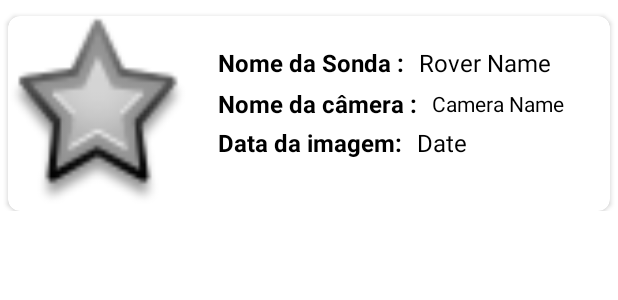
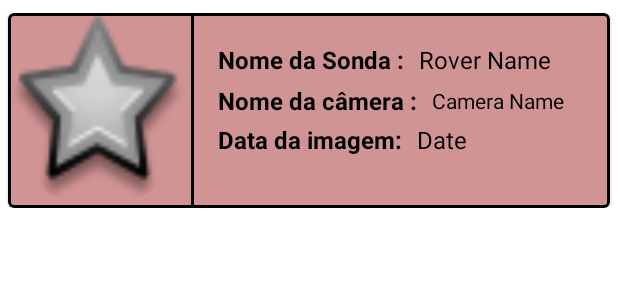
Before and after one commit to esterbyte/esterTrinityApp, an Android app: the layout list_item.xml on its own in the app's theme, with its tools: preview values and no code run, on a phone screen of 412 x 824 dp. Shown: the top 300 px of the screen. Run offline under Robolectric (Android 15) with nearby library versions, the light colour scheme and no system bars.

Commit message:
second commit

```diff
--- a/app/src/main/java/com/ester/esterTrinityApp/TrinityApplication.kt
+++ b/app/src/main/java/com/ester/esterTrinityApp/TrinityApplication.kt
@@ -1,9 +1,9 @@
 package com.ester.esterTrinityApp
 
 import android.app.Application
-import com.ester.esterTrinityApp.di.modules.AppModule
-import com.ester.esterTrinityApp.di.modules.NetworkModule
-import com.ester.esterTrinityApp.di.modules.dbModule
+import com.ester.esterTrinityApp.di.dependencyInjection.AppModule
+import com.ester.esterTrinityApp.di.dependencyInjection.NetworkModule
+import com.ester.esterTrinityApp.di.dependencyInjection.dbModule
 import org.koin.android.ext.koin.androidContext
 import org.koin.android.ext.koin.androidLogger
 import org.koin.core.context.startKoin
--- a/app/src/main/java/com/ester/esterTrinityApp/di/modules/AppModule.kt
+++ b/app/src/main/java/com/ester/esterTrinityApp/di/dependencyInjection/AppModule.kt
@@ -1,4 +1,4 @@
-package com.ester.esterTrinityApp.di.modules
+package com.ester.esterTrinityApp.di.dependencyInjection
 
 import com.ester.esterTrinityApp.presentation.RegisterViewModel
 import com.ester.esterTrinityApp.presentation.HomeAdapter
--- a/app/src/main/java/com/ester/esterTrinityApp/di/modules/DbModule.kt
+++ b/app/src/main/java/com/ester/esterTrinityApp/di/dependencyInjection/DbModule.kt
@@ -1,4 +1,4 @@
-package com.ester.esterTrinityApp.di.modules
+package com.ester.esterTrinityApp.di.dependencyInjection
 
 import androidx.room.Room
 import com.ester.esterTrinityApp.data.source.Database
--- a/app/src/main/java/com/ester/esterTrinityApp/di/modules/NetworkModule.kt
+++ b/app/src/main/java/com/ester/esterTrinityApp/di/dependencyInjection/NetworkModule.kt
@@ -1,4 +1,4 @@
-package com.ester.esterTrinityApp.di.modules
+package com.ester.esterTrinityApp.di.dependencyInjection
 
 import com.ester.esterTrinityApp.data.source.Dao
 import com.ester.esterTrinityApp.data.source.ApiService
--- a/app/src/main/res/layout/activity_register.xml
+++ b/app/src/main/res/layout/activity_register.xml
@@ -35,7 +35,7 @@
         app:layout_constraintTop_toBottomOf="@+id/imageViewLogo">
 
         <com.google.android.material.textfield.TextInputEditText
-            android:id="@+id/editTextCadastroEmail"
+            android:id="@+id/campoCadastroEmail"
             android:layout_width="match_parent"
             android:layout_height="match_parent"
             android:background="@color/colorLowOpacity"
@@ -64,7 +64,7 @@
         app:layout_constraintTop_toBottomOf="@+id/textInputLayoutCadastroEmail">
 
         <com.google.android.material.textfield.TextInputEditText
-            android:id="@+id/editTextCadastroSenha"
+            android:id="@+id/campoCadastroSenha"
             android:layout_width="match_parent"
             android:layout_height="match_parent"
             android:background="@color/colorLowOpacity"
@@ -93,7 +93,7 @@
         app:layout_constraintTop_toBottomOf="@+id/textInputLayoutCadastroSenha">
 
         <com.google.android.material.textfield.TextInputEditText
-            android:id="@+id/editTextCadastroConfirmaSenha"
+            android:id="@+id/campoTextoConfirmarSenha"
             android:layout_width="match_parent"
             android:layout_height="match_parent"
             android:background="@color/colorLowOpacity"
--- a/app/src/main/res/layout/list_item.xml
+++ b/app/src/main/res/layout/list_item.xml
@@ -1,24 +1,25 @@
 <?xml version="1.0" encoding="utf-8"?>
-<androidx.constraintlayout.widget.ConstraintLayout
-    xmlns:android="http://schemas.android.com/apk/res/android"
+<androidx.constraintlayout.widget.ConstraintLayout xmlns:android="http://schemas.android.com/apk/res/android"
     xmlns:app="http://schemas.android.com/apk/res-auto"
     xmlns:tools="http://schemas.android.com/tools"
     android:layout_width="match_parent"
     android:layout_height="wrap_content"
-    android:layout_marginTop="5dp">
+    android:layout_marginTop="3dp">
 
-    <androidx.cardview.widget.CardView
-        app:cardCornerRadius="8dp"
-        app:cardMaxElevation="8dp"
+    <com.google.android.material.card.MaterialCardView
+        app:cardMaxElevation="20dp"
         android:layout_width="match_parent"
         android:layout_height="130dp"
+        app:strokeWidth="2dp"
+        app:strokeColor="@color/colorBlack"
         android:layout_marginLeft="10dp"
         android:layout_marginRight="10dp"
         android:layout_margin="5dp"
+        android:backgroundTint="@color/colorAccent"
         android:padding="5dp"
         app:layout_constraintEnd_toEndOf="parent"
         app:layout_constraintStart_toStartOf="parent"
-        app:layout_constraintTop_toTopOf="parent" >
+        app:layout_constraintTop_toTopOf="parent">
 
         <androidx.constraintlayout.widget.ConstraintLayout
             android:layout_width="match_parent"
@@ -44,22 +45,35 @@
                 android:layout_height="wrap_content"
                 android:layout_marginStart="10dp"
                 tools:text="Date"
+                android:singleLine="true"
                 android:textColor="@android:color/black"
                 android:textSize="16sp"
                 app:layout_constraintBottom_toBottomOf="@+id/textView5"
                 app:layout_constraintStart_toEndOf="@+id/textView5"
                 app:layout_constraintTop_toTopOf="@+id/textView5" />
 
-            <ImageView
+
+            <com.google.android.material.imageview.ShapeableImageView
                 android:id="@+id/roverImage"
                 android:layout_width="120dp"
                 android:layout_height="match_parent"
                 android:scaleType="fitXY"
+                app:shapeAppearanceOverlay="@style/roundedImageViewRounded"
                 app:layout_constraintBottom_toBottomOf="parent"
                 app:layout_constraintStart_toStartOf="parent"
                 app:layout_constraintTop_toTopOf="parent"
                 app:srcCompat="@android:drawable/star_big_off"
                 android:contentDescription="@string/photo" />
+
+
+            <View
+                android:layout_width="2dp"
+                android:layout_height="match_parent"
+                android:layout_marginStart="2dp"
+                android:background="@color/colorBlack"
+                app:layout_constraintBottom_toBottomOf="parent"
+                app:layout_constraintStart_toEndOf="@+id/roverImage" />
+
 
             <TextView
                 android:id="@+id/textView"
@@ -112,5 +126,5 @@
                 app:layout_constraintStart_toEndOf="@+id/roverImage"
                 app:layout_constraintTop_toBottomOf="@+id/textViewCameraName" />
         </androidx.constraintlayout.widget.ConstraintLayout>
-    </androidx.cardview.widget.CardView>
+    </com.google.android.material.card.MaterialCardView>
 </androidx.constraintlayout.widget.ConstraintLayout>
--- a/app/src/main/res/values/strings.xml
+++ b/app/src/main/res/values/strings.xml
@@ -14,8 +14,8 @@
     <string name="login">Login</string>
     <string name="manter_se_conectado">Manter-se conectado</string>
     <string name="cadastro">Cadastro</string>
-    <string name="sair">Sair</string>
-    <string name="logado_com_o_usu_rio">Logado com o usuário</string>
+    <string name="sair">Logout</string>
+    <string name="logged_as">Logado como</string>
     <string name="photo">Photo</string>
     <string name="rover">Nome da Sonda :</string>
     <string name="c_mera">Nome da câmera :</string>
```
Also changed, not shown: app/src/main/java/com/ester/esterTrinityApp/presentation/RegisterActivity.kt (+16 -16 lines), app/src/main/res/layout/activity_main_home.xml (+4 -4 lines), 2 other files.
